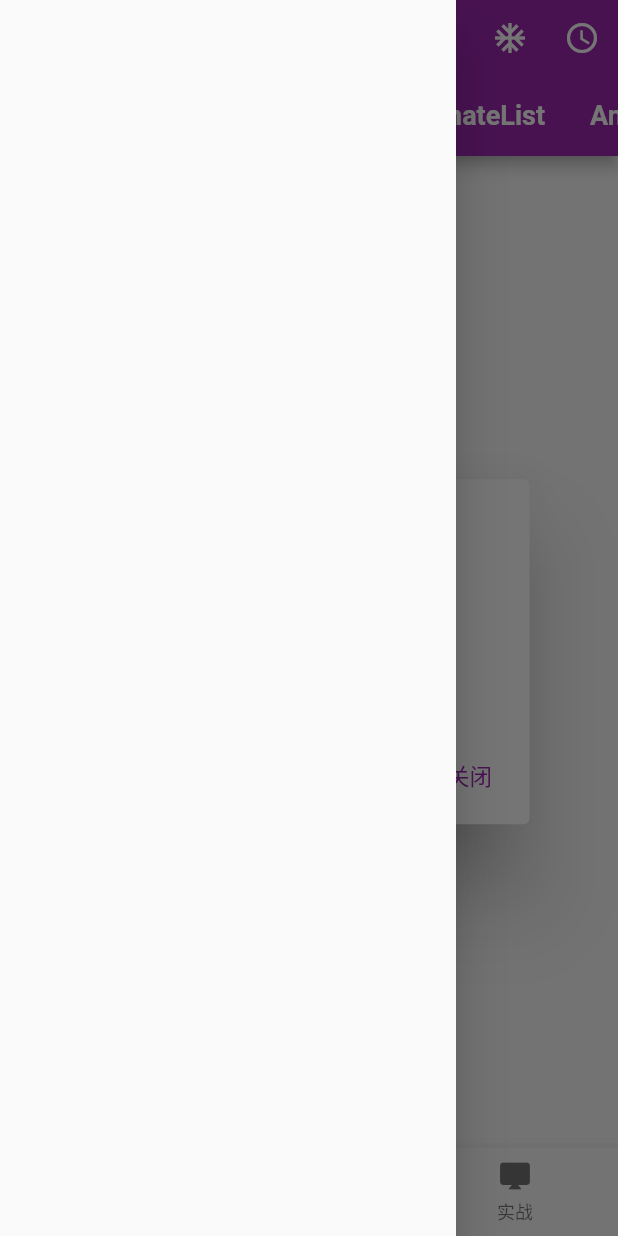
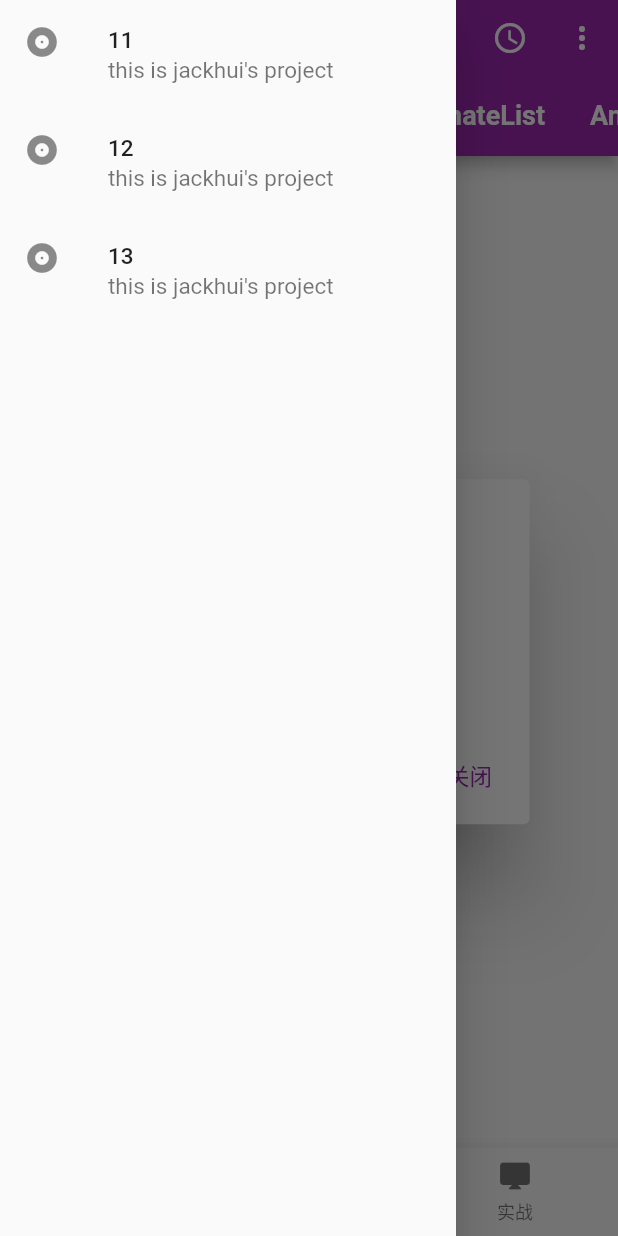
Before and after one commit to hellojackhui/flutter-components-demo, a Flutter app: the screen it shows after launch, with the side drawer open, on a phone screen of 412 x 824 dp. Run offline on Flutter 3.47's test engine with Material 2 defaults, Android fonts, the phone set to English and light mode, and no system bars.

```diff
--- a/lib/Indexpage.dart
+++ b/lib/Indexpage.dart
@@ -7,6 +7,7 @@ import 'components/AspectRatio/AspectRatio.dart';
 import 'components/Card/Card.dart';
 import 'components/Checkbox/Checkbox.dart';
 import 'components/Container/Container.dart';
+import 'components/DataTable/DataTable.dart';
 import 'components/ProgressIndicator/ProgressIndicator.dart';
 
 class Indexpage extends StatefulWidget {
@@ -21,7 +22,7 @@ class _IndexpageState extends State<Indexpage> with TickerProviderStateMixin{
   void initState() {
     // TODO: implement initState
     super.initState();
-    _controller = TabController(length: 9, vsync: this);
+    _controller = TabController(length: 10, vsync: this);
   }
 
   @override
@@ -46,6 +47,37 @@ class _IndexpageState extends State<Indexpage> with TickerProviderStateMixin{
         actions: <Widget>[
           IconButton(icon: Icon(Icons.ac_unit), onPressed: () {}),
           IconButton(icon: Icon(Icons.access_time), onPressed: () {}),
+          PopupMenuButton(
+            onSelected: (selected) {
+              if (selected == '语文') {
+                showDialog(
+                  context: context,
+                  builder: (context) {
+                    return AlertDialog(
+                      title: Text('${selected}'),
+                      content: Text('${selected}'),
+                    );
+                  }
+                );
+              }
+            },
+            itemBuilder: (context) {
+              return <PopupMenuEntry<String>> [
+                PopupMenuItem(
+                  child: Text('语文'),
+                  value: '语文',
+                ),
+                PopupMenuItem(
+                  child: Text('数学'),
+                  value: '数学',
+                ),
+                PopupMenuItem(
+                  child: Text('英语'),
+                  value: '英语',
+                ),
+              ];
+            },
+          ),
         ],
         bottom: TabBar(
           controller: _controller,
@@ -59,6 +91,7 @@ class _IndexpageState extends State<Indexpage> with TickerProviderStateMixin{
             Text('CheckboxDemo', style: TextStyle(color: Colors.white)),
             Text('ProgressIndicatorDemo', style: TextStyle(color: Colors.white)),
             Text('ContainerDemo', style: TextStyle(color: Colors.white)),
+            Text('DataTableDemo', style: TextStyle(color: Colors.white)),
           ],
           isScrollable: true,
           labelColor: Theme.of(context).primaryColor,
@@ -69,7 +102,27 @@ class _IndexpageState extends State<Indexpage> with TickerProviderStateMixin{
           ),
         )
       ),
-      drawer: Drawer(),
+      drawer: Drawer(
+        child: ListView(
+          children: <Widget>[
+            ListTile(
+              leading: Icon(Icons.album),
+              title: Text('11'),
+              subtitle: Text("this is jackhui's project"),
+            ),
+            ListTile(
+              leading: Icon(Icons.album),
+              title: Text('12'),
+              subtitle: Text("this is jackhui's project"),
+            ),
+            ListTile(
+              leading: Icon(Icons.album),
+              title: Text('13'),
+              subtitle: Text("this is jackhui's project"),
+            ),
+          ],
+        )
+      ),
       body: IndexedStack(
         index: _currentIndex,
         children: <Widget>[
@@ -85,6 +138,7 @@ class _IndexpageState extends State<Indexpage> with TickerProviderStateMixin{
              CheckboxDemo(),
              ProgressIndicatorDemo(),
              ContainerDemo(),
+             DataTableDemo(),
            ],
           ),
           Container(
--- a/lib/main.dart
+++ b/lib/main.dart
@@ -15,7 +15,12 @@ class Myapp extends StatelessWidget {
       theme: ThemeData(
         platform: TargetPlatform.iOS,
         primaryColor: Colors.purple,
-        primarySwatch: Colors.purple
+        primarySwatch: Colors.purple,
+        dividerTheme: DividerThemeData(
+          thickness: 1.0,
+          indent: 5.0,
+          endIndent: 5.0
+        )
       ),
       localizationsDelegates: [
         GlobalMaterialLocalizations.delegate,
```
Also changed, not shown: lib/components/DataTable/DataTable.dart (added, +89 -0 lines), lib/components/Divider/DividerDemo.dart (added, +19 -0 lines).
